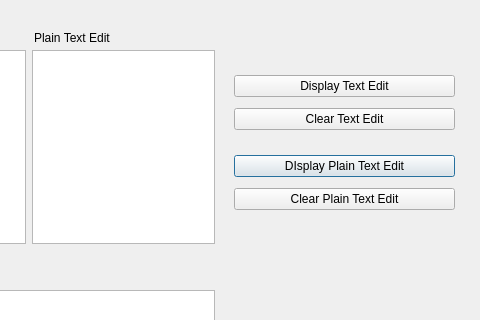
The window that 02.08 TextEdit/texteditTest.ui (SebinLee/PyQt5forBeginner) describes before a commit, drawn with Qt 5; both pictures show x 176 to 656 and y 0 to 320 of the 656 by 459 pixel window.
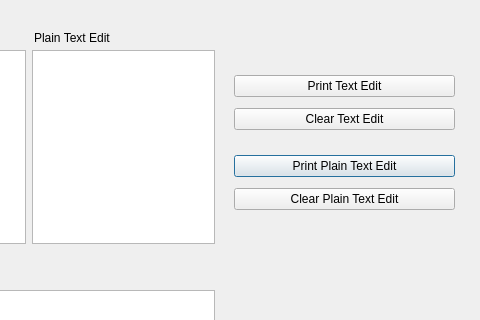
The same window after the commit.

The edit to the form file:
```diff
--- a/02.08 TextEdit/texteditTest.ui
+++ b/02.08 TextEdit/texteditTest.ui
@@ -75,7 +75,7 @@
     <item>
      <widget class="QPushButton" name="btn_displayPlainTextEdit">
       <property name="text">
-       <string>DIsplay Plain Text Edit</string>
+       <string>Print Plain Text Edit</string>
       </property>
      </widget>
     </item>
@@ -88,7 +88,7 @@
     </item>
    </layout>
   </widget>
-  <widget class="QWidget" name="">
+  <widget class="QWidget" name="layoutWidget">
    <property name="geometry">
     <rect>
      <x>20</x>
@@ -106,7 +106,7 @@
     </item>
    </layout>
   </widget>
-  <widget class="QWidget" name="">
+  <widget class="QWidget" name="layoutWidget">
    <property name="geometry">
     <rect>
      <x>410</x>
@@ -119,7 +119,7 @@
     <item>
      <widget class="QPushButton" name="btn_displayTextEdit">
       <property name="text">
-       <string>Display Text Edit</string>
+       <string>Print Text Edit</string>
       </property>
      </widget>
     </item>
```
Left out of the diff: 6 changed lines with no effect on the pictures.
